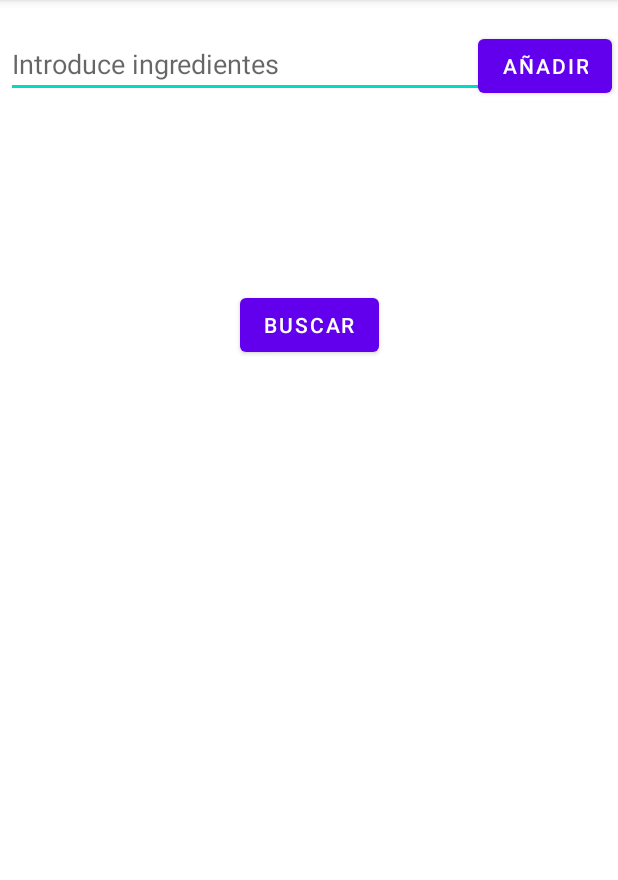
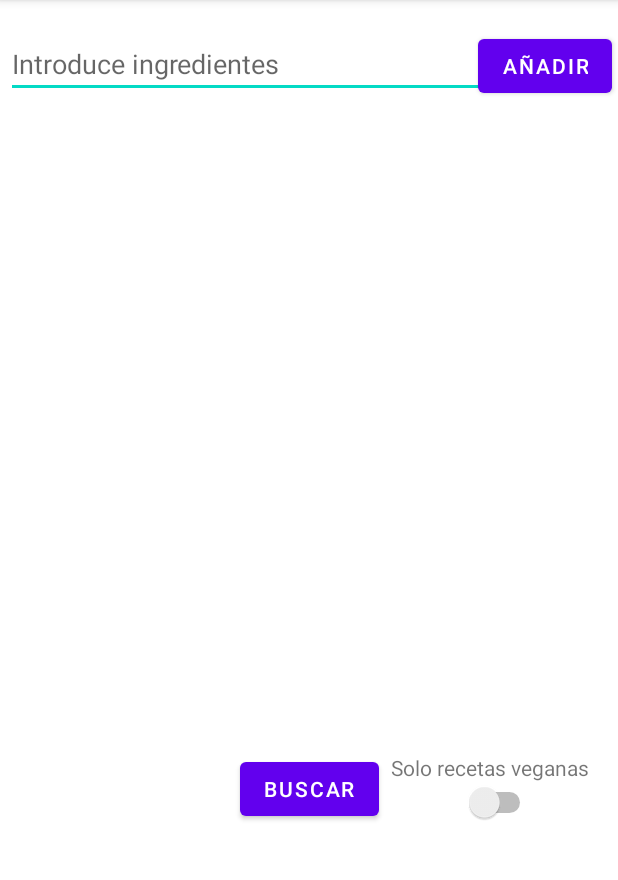
Before and after one commit to marticv/mi_nevera_app, an Android app: the screen it shows after launch (MainActivity), after a tap on "BUSCAR", on a phone screen of 412 x 824 dp, the part 84-964 px from its top. Run offline under Robolectric (Android 15) with nearby library versions, the phone set to English and light mode, and no system bars.

Commit message:
añadida funcionalidad para filtrar recetas veganas

```diff
--- a/app/src/main/java/com/proyecto_linkia/mi_nevera_app/MainActivity.kt
+++ b/app/src/main/java/com/proyecto_linkia/mi_nevera_app/MainActivity.kt
@@ -5,6 +5,7 @@ import android.os.Bundle
 import android.widget.ArrayAdapter
 import android.widget.AutoCompleteTextView
 import android.widget.Button
+import android.widget.Switch
 import android.widget.TextView
 import com.google.android.material.chip.Chip
 import com.google.android.material.chip.ChipGroup
@@ -19,6 +20,7 @@ class MainActivity : AppCompatActivity() {
     private lateinit var btSearch : Button
     private lateinit var listaRecetas:ArrayList<Receta>
     private lateinit var tvResultados: TextView
+    private lateinit var sVegan:Switch
 
     override fun onCreate(savedInstanceState: Bundle?) {
         super.onCreate(savedInstanceState)
@@ -30,6 +32,7 @@ class MainActivity : AppCompatActivity() {
         btAddIngedient = findViewById(R.id.btAddIngredient)
         cgIngredients = findViewById(R.id.cgIngredients)
         btSearch =findViewById(R.id.btSearch)
+        sVegan=findViewById(R.id.sVegan)
         tvResultados=findViewById(R.id.tvResultados)
 
         //creamos recetas e ingredientes de prueva
@@ -55,10 +58,10 @@ class MainActivity : AppCompatActivity() {
         ingArrozCubana.add(tomate)
         ingArrozCubana.add(huevo)
 
-        var arrozHevido:Receta = Receta(null,"arroz hervido", ingArrozHervido)
-        var arrozConTomate:Receta= Receta(null,"arroz con tomate",ingArrozConTomate)
-        var macarronesConTomate:Receta = Receta(null,"macarrones con tomate", ingPastaConTomate)
-        var arrozCubana:Receta = Receta(null,"arroz a la cubana",ingArrozCubana)
+        var arrozHevido:Receta = Receta(null,"arroz hervido", ingArrozHervido,true)
+        var arrozConTomate:Receta= Receta(null,"arroz con tomate",ingArrozConTomate,true,)
+        var macarronesConTomate:Receta = Receta(null,"macarrones con tomate", ingPastaConTomate,true)
+        var arrozCubana:Receta = Receta(null,"arroz a la cubana",ingArrozCubana,false)
 
         listaRecetas = ArrayList<Receta>()
         listaRecetas.add(arrozConTomate)
@@ -80,7 +83,16 @@ class MainActivity : AppCompatActivity() {
             var selectedIngr:ArrayList<String> = obtainSelectedIngredients()
             var myRecipes = obtainRecipes()
             var resultRecipes = findSuitableRecipes(selectedIngr,myRecipes)
+
+            if(checkVegan(sVegan)){
+                for(i in 0..resultRecipes.size-1){
+                    if(resultRecipes.get(i).vegan==false){
+                        resultRecipes.remove(resultRecipes.get(i))
+                    }
+                }
+            }
             var resultString =printRecipes(resultRecipes)
+
             tvResultados.text=resultString
         }
     }
@@ -166,6 +178,9 @@ class MainActivity : AppCompatActivity() {
         var count:Int=0
         val ingredientNumber: Int =recipe.ingredientes.size
         var ingredientInRecipe:String
+        if(checkVegan(sVegan)){
+            if(!recipe.vegan)return false
+        }
         for(i in 0 until recipe.ingredientes.size){
             ingredientInRecipe= recipe.ingredientes[i].toString()
             if(selectedIngredients.contains(ingredientInRecipe))count++
@@ -186,4 +201,14 @@ class MainActivity : AppCompatActivity() {
         }
         return myList
     }
+
+    /**
+     * Comprobamos si el estado del switch
+     *
+     * @param sVegan
+     * @return true si esta checked
+     */
+    fun checkVegan(sVegan:Switch):Boolean{
+        return sVegan.isChecked
+    }
 }
--- a/app/src/main/java/com/proyecto_linkia/mi_nevera_app/clases/Receta.kt
+++ b/app/src/main/java/com/proyecto_linkia/mi_nevera_app/clases/Receta.kt
@@ -4,12 +4,14 @@ class Receta{
     var id_receta:Int? = null
     var nombreReceta:String = ""
     var ingredientes:ArrayList<Ingrediente> =ArrayList<Ingrediente>()
+    var vegan:Boolean=false
 
     constructor()
-    constructor(id_receta: Int?, nombreReceta: String, ingredientes: ArrayList<Ingrediente>) {
+    constructor(id_receta: Int?, nombreReceta: String, ingredientes: ArrayList<Ingrediente>, vegan:Boolean) {
         this.id_receta = id_receta
         this.nombreReceta = nombreReceta
         this.ingredientes = ingredientes
+        this.vegan=vegan
     }
 
 
--- a/app/src/main/res/layout/activity_main.xml
+++ b/app/src/main/res/layout/activity_main.xml
@@ -36,8 +36,8 @@
         app:layout_constraintBottom_toBottomOf="parent"
         app:layout_constraintEnd_toEndOf="parent"
         app:layout_constraintStart_toStartOf="parent"
-        app:layout_constraintTop_toBottomOf="@+id/actvEntry"
-        app:layout_constraintVertical_bias="0.194" />
+        app:layout_constraintTop_toBottomOf="@+id/cgIngredients"
+        app:layout_constraintVertical_bias="0.305" />
 
     <Button
         android:id="@+id/btAddIngredient"
@@ -47,6 +47,15 @@
         android:text="Añadir"
         app:layout_constraintEnd_toEndOf="parent"
         app:layout_constraintTop_toTopOf="@+id/actvEntry" />
+
+    <Switch
+        android:id="@+id/sVegan"
+        android:layout_width="wrap_content"
+        android:layout_height="wrap_content"
+        app:layout_constraintEnd_toEndOf="parent"
+        app:layout_constraintHorizontal_bias="0.849"
+        app:layout_constraintStart_toStartOf="parent"
+        app:layout_constraintTop_toBottomOf="@+id/tvVegan" />
 
     <TextView
         android:id="@+id/tvResultados"
@@ -60,5 +69,14 @@
         app:layout_constraintTop_toBottomOf="@+id/btSearch"
         app:layout_constraintVertical_bias="0.177" />
 
+    <TextView
+        android:id="@+id/tvVegan"
+        android:layout_width="wrap_content"
+        android:layout_height="wrap_content"
+        android:layout_marginStart="8dp"
+        android:text="Solo recetas veganas"
+        app:layout_constraintStart_toEndOf="@+id/btSearch"
+        app:layout_constraintTop_toTopOf="@+id/btSearch" />
+
 
 </androidx.constraintlayout.widget.ConstraintLayout>
```
Also changed, not shown: 1 other file.
